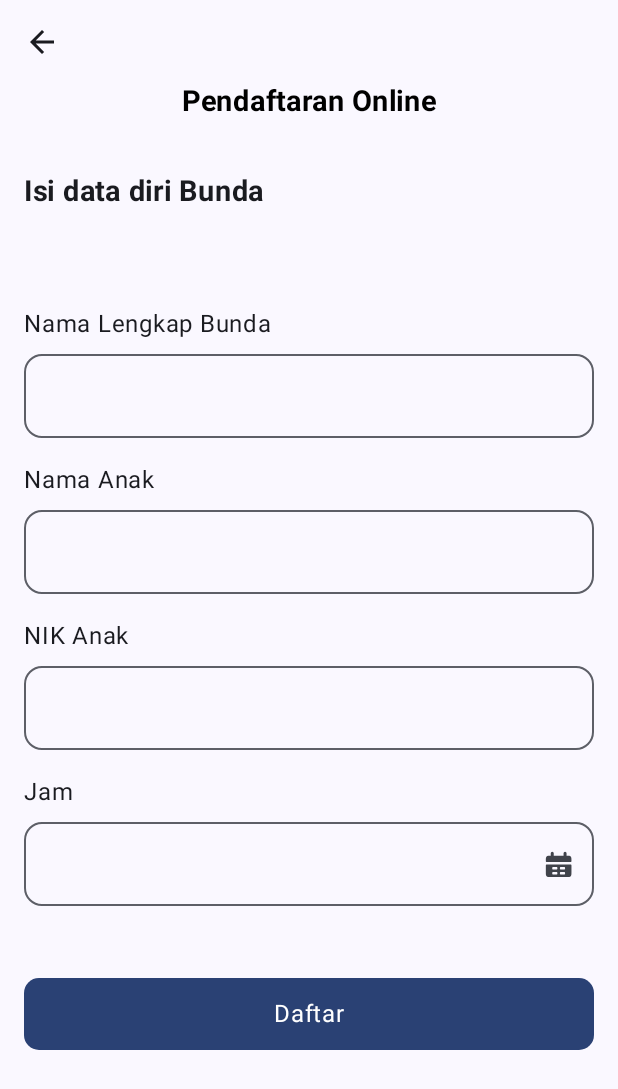
After one commit to gilangrizkiputra/Peka, an Android app built with Jetpack Compose: the PendaftaranOnlineScreen screen opened through its navigation route, on a phone screen of 412 x 824 dp. The commit adds this screen. Shown: the top 1089 px of the screen. Run offline under Robolectric (Android 15) with nearby library versions, the phone set to English and light mode, and no system bars; 4 statements that could not run were skipped.

Commit message:
add PendaftaranOnlineScreen

```diff
--- a/app/src/main/java/com/sukasrana/peka/navigation/Screen.kt
+++ b/app/src/main/java/com/sukasrana/peka/navigation/Screen.kt
@@ -12,4 +12,5 @@ sealed class Screen(val route: String){
     data object Profile : Screen("profile")
     data object Notification : Screen("notification")
     data object TambahIdentitasAnak : Screen("tambah identitas anak")
+    data object PendaftaranOnlineAnak : Screen("Pendaftaran Online")
 }
--- a/app/src/main/java/com/sukasrana/peka/presentation/Peka.kt
+++ b/app/src/main/java/com/sukasrana/peka/presentation/Peka.kt
@@ -63,6 +63,7 @@ import androidx.compose.ui.graphics.vector.rememberVectorPainter
 import androidx.compose.ui.text.font.FontWeight
 import androidx.compose.ui.text.style.TextAlign
 import androidx.compose.ui.unit.sp
+import com.sukasrana.peka.presentation.PendaftaranOnline.PendaftaranOnlineScreen
 import com.sukasrana.peka.presentation.addFormChild.AddFormChildScreen
 import com.sukasrana.peka.ui.theme.bodyFontFamily
 
@@ -185,6 +186,10 @@ fun Peka(
                 title.value = "Tambah Identitas Anak"
                 AddFormChildScreen(navController)
             }
+            composable(Screen.PendaftaranOnlineAnak.route) {
+                title.value = "Pendaftaran Online"
+                PendaftaranOnlineScreen(navController)
+            }
         }
     }
 }
--- /dev/null
+++ b/app/src/main/java/com/sukasrana/peka/presentation/PendaftaranOnline/PendaftaranOnlineScreen.kt
@@ -0,0 +1,164 @@
+package com.sukasrana.peka.presentation.PendaftaranOnline
+
+import androidx.compose.foundation.ScrollState
+import androidx.compose.foundation.layout.Column
+import androidx.compose.foundation.layout.Row
+import androidx.compose.foundation.layout.Spacer
+import androidx.compose.foundation.layout.fillMaxWidth
+import androidx.compose.foundation.layout.height
+import androidx.compose.foundation.layout.padding
+import androidx.compose.foundation.layout.width
+import androidx.compose.foundation.rememberScrollState
+import androidx.compose.foundation.shape.RoundedCornerShape
+import androidx.compose.foundation.verticalScroll
+import androidx.compose.material3.Button
+import androidx.compose.material3.Icon
+import androidx.compose.material3.MaterialTheme
+import androidx.compose.material3.Text
+import androidx.compose.runtime.Composable
+import androidx.compose.runtime.getValue
+import androidx.compose.runtime.mutableStateOf
+import androidx.compose.runtime.remember
+import androidx.compose.runtime.rememberCoroutineScope
+import androidx.compose.runtime.setValue
+import androidx.compose.ui.Modifier
+import androidx.compose.ui.platform.LocalContext
+import androidx.compose.ui.res.painterResource
+import androidx.compose.ui.text.font.FontWeight
+import androidx.compose.ui.tooling.preview.Preview
+import androidx.compose.ui.unit.dp
+import androidx.compose.ui.unit.sp
+import androidx.navigation.NavController
+import androidx.navigation.compose.rememberNavController
+import com.sukasrana.peka.R
+import com.sukasrana.peka.navigation.Screen
+import com.sukasrana.peka.presentation.addFormChild.AddFormChildContent
+import com.sukasrana.peka.presentation.addFormChild.AddFormChildScreen
+import com.sukasrana.peka.presentation.addFormChild.RadioButton
+import com.sukasrana.peka.presentation.addFormChild.component.TextFieldCustom
+import com.sukasrana.peka.ui.theme.PekaTheme
+import kotlinx.coroutines.joinAll
+
+@Composable
+fun PendaftaranOnlineScreen(
+    navController: NavController,
+    modifier: Modifier = Modifier
+
+) {
+    val context = LocalContext.current
+    val coroutineScope = rememberCoroutineScope()
+
+    var nama by remember {
+        mutableStateOf("")
+    }
+    var namaAnak by remember {
+        mutableStateOf("")
+    }
+
+    var nikAnak by remember {
+        mutableStateOf("")
+    }
+
+    var jam by remember {
+        mutableStateOf("")
+    }
+
+
+    AddFormChildContent(
+        nama = nama,
+        namaAnak = namaAnak,
+        nikAnak = nikAnak,
+        jam = jam,
+        onNamaChange = {nama = it},
+        onNamaAnakChange = {namaAnak = it},
+        onNikAnakChange = {nikAnak = it},
+        onJamChange = {jam = it},
+        onDaftarClick = {
+            navController.navigate(Screen.Home.route)
+        }
+    )
+}
+
+@Composable
+fun  AddFormChildContent(
+    nama: String,
+    namaAnak: String,
+    nikAnak: String,
+    jam: String,
+    onNamaChange: (String) -> Unit,
+    onNamaAnakChange: (String) -> Unit,
+    onNikAnakChange: (String) -> Unit,
+    onJamChange: (String) -> Unit,
+    onDaftarClick: () -> Unit,
+    modifier: Modifier = Modifier,
+    scrollState: ScrollState = rememberScrollState(),
+) {
+    Column(
+        modifier = Modifier
+            .verticalScroll(scrollState)
+            .padding(16.dp)
+    ) {
+        Text(
+            text = "Isi data diri Bunda",
+            fontWeight = FontWeight.Bold,
+            fontSize = 19.sp
+        )
+        Spacer(modifier = Modifier.padding(32.dp))
+        Text(
+            text = "Nama Lengkap Bunda",
+            modifier = Modifier.padding(bottom = 8.dp)
+        )
+        TextFieldCustom(
+            value = nama,
+            onValueChange = onNamaChange,
+        )
+        Text(
+            text = "Nama Anak",
+            modifier = Modifier.padding(bottom = 8.dp)
+        )
+        TextFieldCustom(
+            value = namaAnak,
+            onValueChange = onNamaAnakChange,
+        )
+        Text(
+            text = "NIK Anak",
+            modifier = Modifier.padding(bottom = 8.dp)
+        )
+        TextFieldCustom(
+            value = nikAnak,
+            onValueChange = onNikAnakChange,
+        )
+        Text(
+            text = "Jam",
+            modifier = Modifier.padding(bottom = 8.dp)
+        )
+        TextFieldCustom(
+            value = jam,
+            onValueChange = onJamChange,
+            trailingIcon = {
+                Icon(painterResource(id = R.drawable.ic_tanggal), contentDescription = "")
+            }
+        )
+        Button(
+            onClick = onDaftarClick,
+            shape = RoundedCornerShape(10.dp),
+            modifier = Modifier
+                .fillMaxWidth()
+                .padding(vertical = 32.dp)
+                .height(48.dp)
+        ) {
+            Text(
+                text = "Daftar",
+                style = MaterialTheme.typography.bodyLarge
+            )
+        }
+    }
+}
+
+@Preview(showSystemUi = true)
+@Composable
+private fun PendaftaranOnlinePrev() {
+    PekaTheme {
+        PendaftaranOnlineScreen(navController = rememberNavController())
+    }
+}
--- a/app/src/main/java/com/sukasrana/peka/presentation/addFormChild/component/TextFieldCustom.kt
+++ b/app/src/main/java/com/sukasrana/peka/presentation/addFormChild/component/TextFieldCustom.kt
@@ -16,6 +16,7 @@ import androidx.compose.ui.unit.dp
 @Composable
 fun TextFieldCustom(
     value: String,
+    trailingIcon: (@Composable () -> Unit)? = null,
     onValueChange: (String) -> Unit,
     modifier: Modifier = Modifier,
 ) {
@@ -23,6 +24,7 @@ fun TextFieldCustom(
         value = value,
         shape = MaterialTheme.shapes.medium,
         onValueChange = onValueChange,
+        trailingIcon = trailingIcon,
         singleLine = true,
         keyboardOptions = KeyboardOptions(keyboardType = KeyboardType.Ascii),
         modifier = modifier
--- a/app/src/main/java/com/sukasrana/peka/presentation/home/HomeScreen.kt
+++ b/app/src/main/java/com/sukasrana/peka/presentation/home/HomeScreen.kt
@@ -167,7 +167,10 @@ fun HomeScreen(
                     Surface(
                         modifier = modifier
                             .width(173.dp)
-                            .padding(top = 16.dp),
+                            .padding(top = 16.dp)
+                            .clickable {
+                            navController.navigate(Screen.PendaftaranOnlineAnak.route)
+                        },
                         color = secondaryTwoColor,
                         shape = RoundedCornerShape(5.dp)
                     ) {
@@ -193,6 +196,7 @@ fun HomeScreen(
                                 ),
                                 color = Color.White,
                                 lineHeight = 15.4.sp,
+                                modifier = Modifier
                             )
                         }
                     }
```
